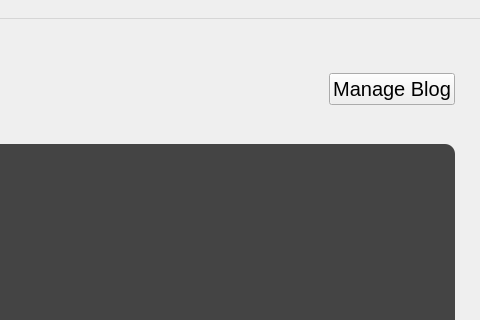
The window that Resources/BlogManager.ui (Danial-Movahed/DanialCMS) describes before a commit, drawn with Qt 5; both pictures show x 320 to 800 and y 0 to 320 of the 800 by 600 pixel window.
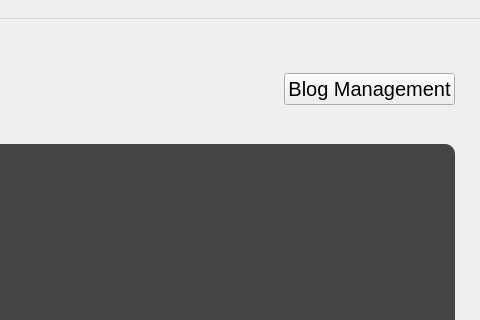
The same window after the commit. Icons and pictures are not drawn.

Commit message: Added blog management gui and moved all imports to a file

Patch:
```diff
--- a/Resources/BlogManager.ui
+++ b/Resources/BlogManager.ui
@@ -73,7 +73,7 @@
          <string notr="true"/>
         </property>
         <property name="text">
-         <string>Manage Blog</string>
+         <string>Blog Management</string>
         </property>
        </widget>
       </item>
```
Left out of the diff: 2 changed lines with no effect on the pictures. The commit also changes 10 other files.
